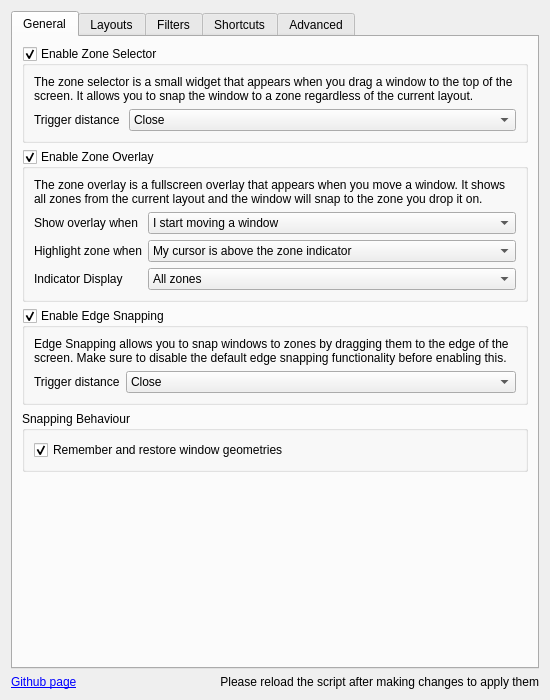
gerritdevriese/kzones, file src/contents/ui/config.ui: the form before one commit.
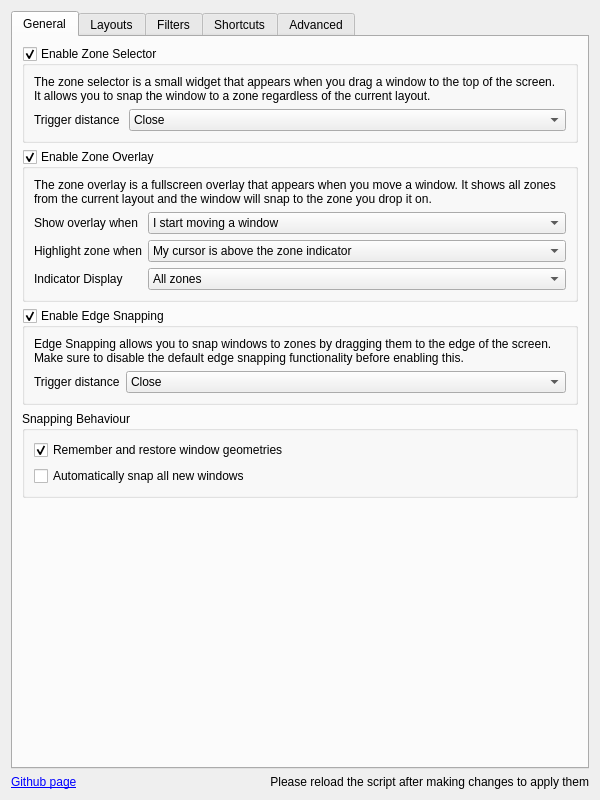
The form after the commit. Icons and pictures are not drawn.

Commit message: Add auto snap all new windows config option

```diff
--- a/src/contents/ui/config.ui
+++ b/src/contents/ui/config.ui
@@ -6,8 +6,8 @@
    <rect>
     <x>0</x>
     <y>0</y>
-    <width>550</width>
-    <height>700</height>
+    <width>600</width>
+    <height>800</height>
    </rect>
   </property>
   <layout class="QVBoxLayout" name="verticalLayout">
@@ -269,9 +269,6 @@
           <string>Snapping Behaviour</string>
          </property>
          <layout class="QVBoxLayout" name="verticalLayout_11">
-          <property name="spacing">
-           <number>15</number>
-          </property>
           <item>
            <widget class="QCheckBox" name="kcfg_rememberWindowGeometries">
             <property name="sizePolicy">
@@ -288,6 +285,13 @@
             </property>
            </widget>
           </item>
+          <item>
+           <widget class="QCheckBox" name="kcfg_autoSnapAllNew">
+            <property name="text">
+             <string>Automatically snap all new windows</string>
+            </property>
+           </widget>
+          </item>
          </layout>
         </widget>
        </item>
```
The commit also changes 3 other files.
